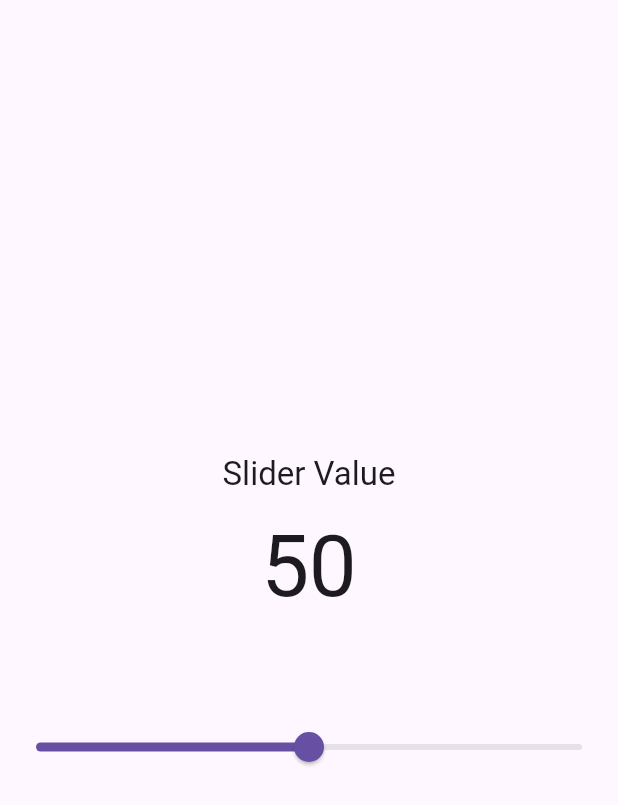
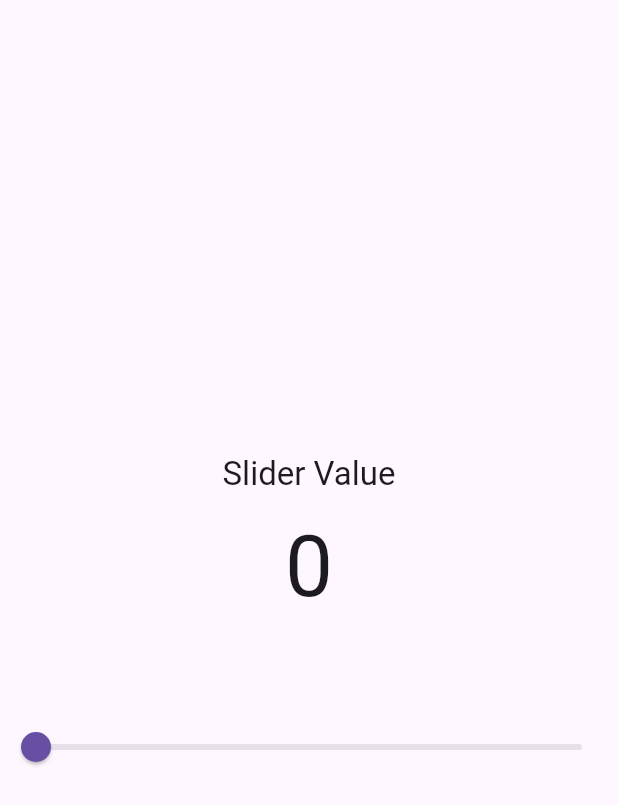
Before and after one commit to Anupdas/counter-app, a Flutter app: the screen it shows after launch, on a phone screen of 412 x 824 dp. Shown: the top 805 px of the screen. Run offline on Flutter 3.47's test engine with Material 3 defaults, Android fonts, the phone set to English and light mode, and no system bars; our stand-ins replace bloc, equatable, flutter_bloc.

Commit message:
Added bloc and cubit.

```diff
--- /dev/null
+++ b/lib/pages/slider/bloc/slider_bloc.dart
@@ -0,0 +1,13 @@
+import 'package:bloc/bloc.dart';
+import 'package:equatable/equatable.dart';
+
+part 'slider_event.dart';
+part 'slider_state.dart';
+
+class SliderBloc extends Bloc<SliderEvent, SliderState> {
+  SliderBloc() : super(SliderState()) {
+    on<SliderValueChanged>((event, emit) {
+      emit(SliderState(value: event.value));
+    });
+  }
+}
--- /dev/null
+++ b/lib/pages/slider/bloc/slider_event.dart
@@ -0,0 +1,14 @@
+part of 'slider_bloc.dart';
+
+sealed class SliderEvent extends Equatable {
+  const SliderEvent();
+
+  @override
+  List<Object> get props => [];
+}
+
+class SliderValueChanged extends SliderEvent {
+  final double value;
+
+  const SliderValueChanged({required this.value});
+}
--- /dev/null
+++ b/lib/pages/slider/bloc/slider_state.dart
@@ -0,0 +1,10 @@
+part of 'slider_bloc.dart';
+
+class SliderState with EquatableMixin {
+  SliderState({this.value = 0.0});
+
+  final double value;
+
+  @override
+  List<Object?> get props => [value];
+}
--- a/lib/pages/slider/components/content.dart
+++ b/lib/pages/slider/components/content.dart
@@ -1,4 +1,6 @@
+import 'package:counter_app/pages/slider/bloc/slider_bloc.dart';
 import 'package:flutter/material.dart';
+import 'package:flutter_bloc/flutter_bloc.dart';
 
 class ContentView extends StatelessWidget {
   const ContentView({super.key, this.value = 0.5});
@@ -15,9 +17,12 @@ class ContentView extends StatelessWidget {
         ),
         Padding(
           padding: const EdgeInsets.only(top: 16.0),
-          child: Text(
-            '${(value * 100).round()}',
-            style: Theme.of(context).textTheme.displayLarge,
+          child: BlocBuilder<SliderBloc, SliderState>(
+            buildWhen: (previous, current) => false,
+            builder: (context, state) => Text(
+              '${(state.value * 100).round()}',
+              style: Theme.of(context).textTheme.displayLarge,
+            ),
           ),
         ),
       ],
--- a/lib/pages/slider/components/slider.dart
+++ b/lib/pages/slider/components/slider.dart
@@ -1,32 +1,19 @@
+import 'package:counter_app/pages/slider/bloc/slider_bloc.dart';
 import 'package:flutter/material.dart';
+import 'package:flutter_bloc/flutter_bloc.dart';
 
-typedef SliderValueChanged = void Function(double);
-
-class SliderView extends StatefulWidget {
-  const SliderView({super.key, this.onChanged});
-
-  final SliderValueChanged? onChanged;
-
-  @override
-  State<SliderView> createState() => _SliderViewState();
-}
-
-class _SliderViewState extends State<SliderView> {
-  double _value = 0.5;
+class SliderView extends StatelessWidget {
+  const SliderView({super.key});
 
   @override
   Widget build(BuildContext context) {
-    return Slider(
-      value: _value,
-      onChanged: (value) {
-        setState(() {
-          _value = value;
-        });
-
-        if (widget.onChanged != null) {
-          widget.onChanged!(value);
-        }
-      },
+    return BlocBuilder<SliderBloc, SliderState>(
+      builder: (context, state) => Slider(
+        value: state.value,
+        onChanged: (value) {
+          context.read<SliderBloc>().add(SliderValueChanged(value: value));
+        },
+      ),
     );
   }
 }
--- /dev/null
+++ b/lib/pages/slider/cubit/slider_cubit.dart
@@ -0,0 +1,12 @@
+import 'package:bloc/bloc.dart';
+import 'package:equatable/equatable.dart';
+
+part 'slider_state.dart';
+
+class SliderCubit extends Cubit<SliderState> {
+  SliderCubit() : super(SliderState(value: 0.5));
+
+  void setSliderValue(double value) {
+    emit(SliderState(value: value));
+  }
+}
--- /dev/null
+++ b/lib/pages/slider/cubit/slider_state.dart
@@ -0,0 +1,10 @@
+part of 'slider_cubit.dart';
+
+class SliderState with EquatableMixin {
+  SliderState({this.value = 0.0});
+
+  final double value;
+
+  @override
+  List<Object?> get props => [value];
+}
--- a/lib/pages/slider/page.dart
+++ b/lib/pages/slider/page.dart
@@ -1,4 +1,6 @@
+import 'package:counter_app/pages/slider/bloc/slider_bloc.dart';
 import 'package:flutter/material.dart';
+import 'package:flutter_bloc/flutter_bloc.dart';
 
 import 'components/content.dart';
 import 'components/slider.dart';
@@ -8,7 +10,9 @@ class HomePage extends StatelessWidget {
 
   @override
   Widget build(BuildContext context) {
-    return Scaffold(
+    return BlocProvider(
+      create: (context) => SliderBloc(),
+      child: Scaffold(
         body: Center(
           child: Column(
             mainAxisSize: MainAxisSize.min,
@@ -19,6 +23,7 @@ class HomePage extends StatelessWidget {
             ],
           ),
         ),
+      ),
     );
   }
 }
--- a/pubspec.yaml
+++ b/pubspec.yaml
@@ -7,13 +7,17 @@ environment:
   sdk: ^3.8.1
 
 dependencies:
+  bloc: ^9.0.0
+  equatable: ^2.0.7
   flutter:
     sdk: flutter
+  flutter_bloc: ^9.1.1
+  provider: ^6.1.5
 
 dev_dependencies:
+  flutter_lints: ^5.0.0
   flutter_test:
     sdk: flutter
-  flutter_lints: ^5.0.0
 
 flutter:
   uses-material-design: true
```
Also changed, not shown: pubspec.lock, 5 other files. Lines whose indentation alone changed are shown as unchanged.
